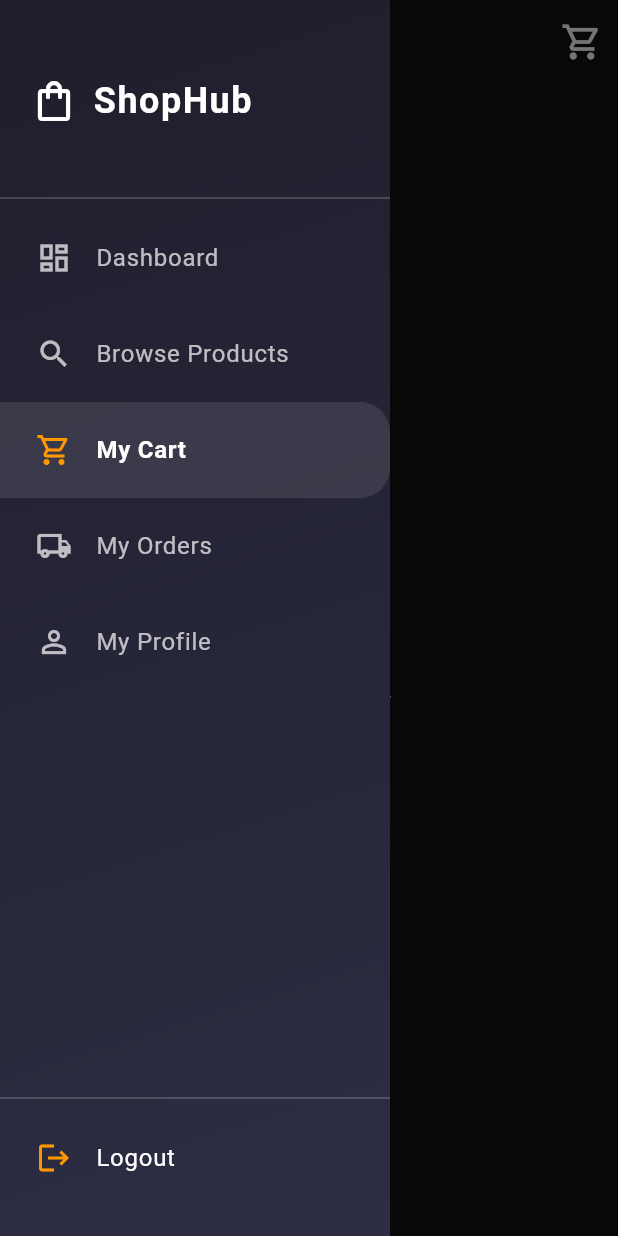
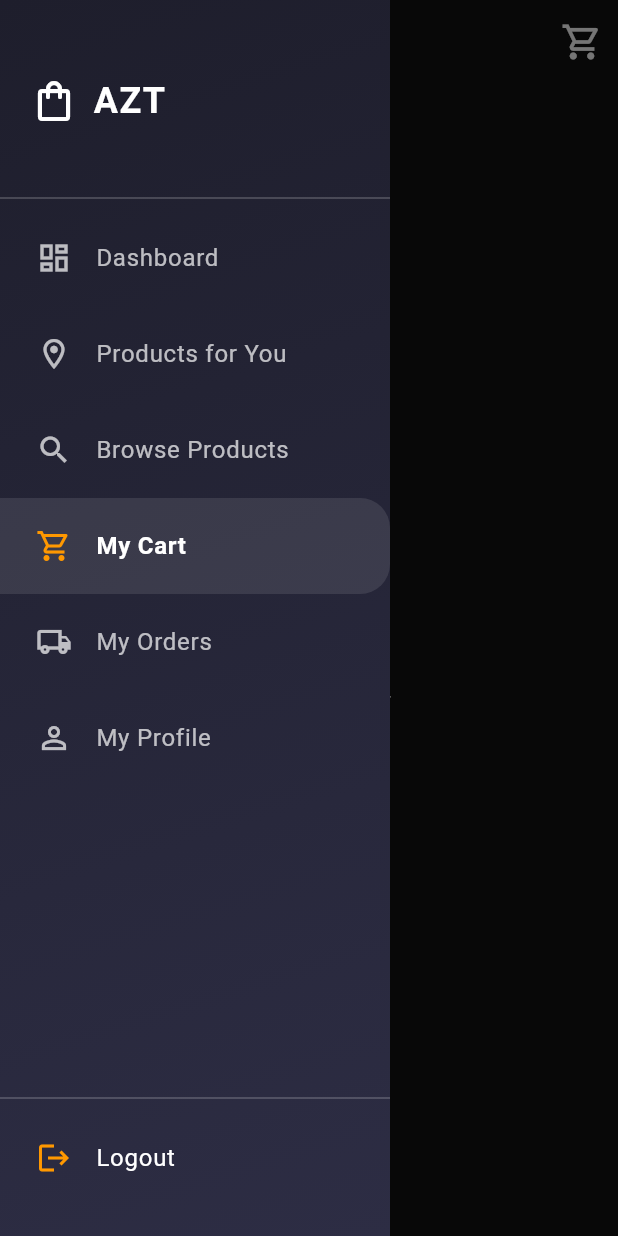
Before and after one commit to gmbcode/azt, a Flutter app: the CustomerHomePage screen opened directly, after a tap on the "arrow forward" icon, after a tap on the "menu" icon, on a phone screen of 412 x 824 dp. Run offline on Flutter 3.47's test engine with Material 3 defaults, Android fonts, the phone set to English and light mode, and no system bars; our stand-ins replace cloud_firestore, firebase_auth, firebase_core, firebase_database, flutter_bloc, google_sign_in and 1 more; missing offline and left inert: razorpay_flutter; accounts and stored records are empty.

Commit message:
smart searching

```diff
--- a/lib/features/customer/data/repos/customer_repo.dart
+++ b/lib/features/customer/data/repos/customer_repo.dart
@@ -8,7 +8,37 @@ class CustomerRepo {
   final FirebaseDatabase _rtdb = FirebaseDatabase.instance;
   final FirebaseFirestore _firestore = FirebaseFirestore.instance;
 
-  // 1. Fetch Products (Safe Stream + Self Healing)
+  // --- NEW: Location Based Logic (Added without touching existing streams) ---
+
+  // 1. Get Current Customer's Pincode
+  Future<String?> getUserPincode(String uid) async {
+    try {
+      final doc = await _firestore.collection('customers').doc(uid).get();
+      return doc.data()?['pincode'] as String?;
+    } catch (e) {
+      print("Error fetching user pincode: $e");
+      return null;
+    }
+  }
+
+  // 2. Get Retailer IDs that match the pincode
+  Future<List<String>> getLocalRetailerIds(String pincode) async {
+    try {
+      final querySnapshot = await _firestore
+          .collection('retailers')
+          .where('pincode', isEqualTo: pincode)
+          .get();
+
+      // Extract the UIDs (document IDs) of the matching retailers
+      return querySnapshot.docs.map((doc) => doc.id).toList();
+    } catch (e) {
+      print("Error fetching local retailers: $e");
+      return [];
+    }
+  }
+
+  // --- EXISTING LOGIC (Untouched functionality) ---
+
   Stream<List<CustomerProductModel>> getProductsStream() {
     return _rtdb.ref().child('listings_retailer').onValue.map((event) {
       final List<CustomerProductModel> items = [];
@@ -18,7 +48,6 @@ class CustomerRepo {
         map.forEach((key, value) {
           if (value is Map) {
             try {
-              // A. Check for missing retailerName (Self-Healing Trigger)
               final itemMap = value;
               final bool isNameMissing = !itemMap.containsKey('retailerName');
 
@@ -26,8 +55,6 @@ class CustomerRepo {
 
               if (item.availableQty > 0) {
                 items.add(item);
-
-                // B. Trigger Self-Healing if needed
                 if (isNameMissing) {
                   _fetchAndPatchRetailerName(item.id, item.retailerId);
                 }
@@ -42,45 +69,34 @@ class CustomerRepo {
     });
   }
 
-  // --- HELPER: Self-Healing for Retailer Names ---
   Future<void> _fetchAndPatchRetailerName(String listingId, String retailerId) async {
     if (retailerId.isEmpty) return;
-
     try {
-      // 1. Fetch Retailer Profile from Firestore
       final doc = await _firestore.collection('retailers').doc(retailerId).get();
       final String businessName = doc.data()?['businessName'] ?? 'Verified Retailer';
-
-      // 2. Patch the Listing in RTDB (Updates ONLY the name)
       await _rtdb.ref().child('listings_retailer/$listingId').update({
         'retailerName': businessName
       });
-
       print("Auto-repaired customer listing $listingId with name: $businessName");
     } catch (e) {
       print("Failed to patch retailer name: $e");
     }
   }
 
-  // 2. Get Cart Stream from RTDB
   Stream<List<CustomerCartItemModel>> getCartStream(String uid) {
     return _rtdb.ref().child('customers/$uid/cart').onValue.map((event) {
       final List<CustomerCartItemModel> cartItems = [];
-
       if (event.snapshot.value != null && event.snapshot.value is Map) {
         final Map<dynamic, dynamic> retailersMap = event.snapshot.value as Map;
-
         retailersMap.forEach((retailerKey, retailerValue) {
           if (retailerValue is Map && retailerValue.containsKey('items')) {
              final itemsMap = retailerValue['items'] as Map;
-
              itemsMap.forEach((itemKey, itemValue) {
                try {
                  var itemMap = Map<String, dynamic>.from(itemValue as Map);
                  if (!itemMap.containsKey('retailerId') || itemMap['retailerId'] == null || itemMap['retailerId'] == '') {
                    itemMap['retailerId'] = retailerKey.toString();
                  }
-
                  final item = CustomerCartItemModel.fromMap(itemMap);
                  cartItems.add(item);
                } catch (e) {
@@ -94,11 +110,8 @@ class CustomerRepo {
     });
   }
 
-  // 3. Update/Add Cart Item in RTDB
   Future<void> updateCartItem(String uid, CustomerCartItemModel item) async {
-    final ref = _rtdb.ref()
-        .child('customers/$uid/cart/${item.retailerId}/items/${item.productId}');
-
+    final ref = _rtdb.ref().child('customers/$uid/cart/${item.retailerId}/items/${item.productId}');
     if (item.qty > 0) {
       await ref.set(item.toMap());
     } else {
@@ -106,19 +119,14 @@ class CustomerRepo {
     }
   }
 
-  // 4. Remove Cart Item from RTDB
   Future<void> removeCartItem(String uid, String retailerId, String productId) async {
-    await _rtdb.ref()
-        .child('customers/$uid/cart/$retailerId/items/$productId')
-        .remove();
+    await _rtdb.ref().child('customers/$uid/cart/$retailerId/items/$productId').remove();
   }
 
-  // 5. Clear Entire Cart from RTDB
   Future<void> clearCart(String uid) async {
     await _rtdb.ref().child('customers/$uid/cart').remove();
   }
 
-  // 6. Place Order
   Future<void> placeOrder({
     required String customerUid,
     required String retailerUid,
@@ -127,7 +135,6 @@ class CustomerRepo {
     required String address,
   }) async {
     if (retailerUid.isEmpty) return;
-
     final orderRef = _firestore.collection('orders_customer').doc();
     final orderData = {
       'customer_uid': customerUid,
@@ -138,9 +145,7 @@ class CustomerRepo {
       'status': 'pending',
       'ordertime': DateTime.now().toIso8601String(),
     };
-
     final retailerOrderRef = _firestore.collection('orders_retailer').doc(orderRef.id);
-
     final batch = _firestore.batch();
     batch.set(orderRef, orderData);
     batch.set(retailerOrderRef, {
@@ -154,7 +159,6 @@ class CustomerRepo {
       final String listingId = item['id'] ?? '';
       final String? inventoryItemId = item['inventoryItemId'];
       final int qtyOrdered = item['qty'] ?? 0;
-
       if (listingId.isEmpty) continue;
 
       final listingRef = _rtdb.ref().child('listings_retailer/$listingId/available_listed_qty');
@@ -179,10 +183,8 @@ class CustomerRepo {
     }
   }
 
-  // 7. Fetch My Orders
   Stream<List<OrderModel>> getMyOrdersStream(String customerUid) {
-    return _firestore
-        .collection('orders_customer')
+    return _firestore.collection('orders_customer')
         .where('customer_uid', isEqualTo: customerUid)
         .orderBy('ordertime', descending: true)
         .snapshots()
--- a/lib/features/customer/presentation/cubits/customer_cubit.dart
+++ b/lib/features/customer/presentation/cubits/customer_cubit.dart
@@ -9,11 +9,13 @@ class CustomerInitial extends CustomerState {}
 class CustomerLoading extends CustomerState {}
 class CustomerLoaded extends CustomerState {
   final List<CustomerProductModel> products;
+  final List<CustomerProductModel> productsForYou; // NEW: The filtered list
   final List<CustomerCartItemModel> cart;
   final List<OrderModel> orders;
 
   CustomerLoaded({
     this.products = const [],
+    this.productsForYou = const [],
     this.cart = const [],
     this.orders = const [],
   });
@@ -24,13 +26,28 @@ class CustomerCubit extends Cubit<CustomerState> {
   final CustomerRepo _repo;
   final String _uid;
 
+  // Local Cache for filtering
+  List<String> _localRetailerIds = [];
+  String? _userPincode;
+
   CustomerCubit(this._repo, this._uid) : super(CustomerInitial()) {
     _init();
   }
 
-  void _init() {
+  void _init() async {
     emit(CustomerLoading());
 
+    // 1. Initialize Location Data
+    try {
+      _userPincode = await _repo.getUserPincode(_uid);
+      if (_userPincode != null) {
+        _localRetailerIds = await _repo.getLocalRetailerIds(_userPincode!);
+      }
+    } catch (e) {
+      print("Error initializing location logic: $e");
+    }
+
+    // 2. Listen to streams
     _repo.getProductsStream().listen((products) {
       _emitState(products: products);
     });
@@ -55,13 +72,25 @@ class CustomerCubit extends Cubit<CustomerState> {
       c = cart ?? currentState.cart;
       o = orders ?? currentState.orders;
     }
-    emit(CustomerLoaded(products: p, cart: c, orders: o));
+
+    // 3. Filter 'Products For You' logic
+    // We filter the main product list against our local retailer IDs
+    List<CustomerProductModel> pForYou = [];
+    if (_localRetailerIds.isNotEmpty) {
+      pForYou = p.where((prod) => _localRetailerIds.contains(prod.retailerId)).toList();
+    }
+
+    emit(CustomerLoaded(
+      products: p,
+      productsForYou: pForYou, // Emit the filtered list
+      cart: c,
+      orders: o
+    ));
   }
 
   void addToCart(CustomerProductModel product) {
     if (state is CustomerLoaded) {
       final loaded = state as CustomerLoaded;
-
       final currentItem = loaded.cart.firstWhere(
         (item) => item.productId == product.id,
         orElse: () => CustomerCartItemModel(
@@ -74,11 +103,7 @@ class CustomerCubit extends Cubit<CustomerState> {
           qty: 0
         )
       );
-
-      if (currentItem.qty + 1 > product.availableQty) {
-        return;
-      }
-
+      if (currentItem.qty + 1 > product.availableQty) return;
       final newItem = currentItem.copyWith(qty: currentItem.qty + 1);
       _repo.updateCartItem(_uid, newItem);
     }
@@ -88,7 +113,6 @@ class CustomerCubit extends Cubit<CustomerState> {
     if (state is CustomerLoaded) {
       final loaded = state as CustomerLoaded;
       final itemIndex = loaded.cart.indexWhere((e) => e.productId == productId);
-
       if (itemIndex >= 0) {
         final itemToRemove = loaded.cart[itemIndex];
         _repo.removeCartItem(_uid, itemToRemove.retailerId, productId);
@@ -100,10 +124,8 @@ class CustomerCubit extends Cubit<CustomerState> {
     if (state is CustomerLoaded) {
       final loaded = state as CustomerLoaded;
       final itemIndex = loaded.cart.indexWhere((e) => e.productId == productId);
-
       if (itemIndex >= 0) {
         final item = loaded.cart[itemIndex];
-
         if (item.qty > 1) {
            _repo.updateCartItem(_uid, item.copyWith(qty: item.qty - 1));
         } else {
@@ -117,30 +139,15 @@ class CustomerCubit extends Cubit<CustomerState> {
     if (state is CustomerLoaded) {
       final loaded = state as CustomerLoaded;
       final itemIndex = loaded.cart.indexWhere((e) => e.productId == productId);
-
       if (itemIndex >= 0) {
         final item = loaded.cart[itemIndex];
-
         final product = loaded.products.firstWhere(
           (p) => p.id == productId,
-          // --- FIX: Added retailerName param to fallback model ---
           orElse: () => CustomerProductModel(
-            id: '',
-            retailerId: '',
-            inventoryItemId: '',
-            name: '',
-            price: 0,
-            availableQty: 9999,
-            imageUrl: '',
-            category: '',
-            retailerName: ''
+            id: '', retailerId: '', inventoryItemId: '', name: '', price: 0, availableQty: 9999, imageUrl: '', category: '', retailerName: ''
           )
         );
-
-        if (item.qty + 1 > product.availableQty) {
-          return;
-        }
-
+        if (item.qty + 1 > product.availableQty) return;
         _repo.updateCartItem(_uid, item.copyWith(qty: item.qty + 1));
       }
     }
@@ -148,17 +155,12 @@ class CustomerCubit extends Cubit<CustomerState> {
 
   Future<void> checkout(String address) async {
     if (state is! CustomerLoaded) return;
-
     final cartBackup = List<CustomerCartItemModel>.from((state as CustomerLoaded).cart);
-
     if (cartBackup.isEmpty) return;
-
     try {
       await _repo.clearCart(_uid);
-
       Map<String, List<Map<String, dynamic>>> ordersByRetailer = {};
       Map<String, double> totalsByRetailer = {};
-
       for (var item in cartBackup) {
         if (!ordersByRetailer.containsKey(item.retailerId)) {
           ordersByRetailer[item.retailerId] = [];
@@ -167,7 +169,6 @@ class CustomerCubit extends Cubit<CustomerState> {
         ordersByRetailer[item.retailerId]!.add(item.toMap());
         totalsByRetailer[item.retailerId] = totalsByRetailer[item.retailerId]! + (item.price * item.qty);
       }
-
       for (var retailerId in ordersByRetailer.keys) {
         await _repo.placeOrder(
           customerUid: _uid,
@@ -177,7 +178,6 @@ class CustomerCubit extends Cubit<CustomerState> {
           address: address,
         );
       }
-
     } catch (e) {
       emit(CustomerError("Checkout Failed: $e"));
       _init();
--- a/lib/features/home/presentation/customer_widgets/customer_drawer.dart
+++ b/lib/features/home/presentation/customer_widgets/customer_drawer.dart
@@ -15,7 +15,6 @@ class CustomerDrawer extends StatelessWidget {
     final primaryColor = Theme.of(context).primaryColor;
     final isDark = Theme.of(context).brightness == Brightness.dark;
 
-    // Use a gradient background for a "Premium" feel
     return Container(
       width: 260,
       decoration: BoxDecoration(
@@ -30,7 +29,6 @@ class CustomerDrawer extends StatelessWidget {
       child: Column(
         children: [
           const SizedBox(height: 50),
-          // Logo / Title
           const Padding(
             padding: EdgeInsets.symmetric(horizontal: 20),
             child: Row(
@@ -38,7 +36,7 @@ class CustomerDrawer extends StatelessWidget {
                 Icon(Icons.shopping_bag_outlined, color: Colors.white, size: 32),
                 SizedBox(width: 10),
                 Text(
-                  "ShopHub",
+                  "AZT",
                   style: TextStyle(color: Colors.white, fontSize: 24, fontWeight: FontWeight.bold, letterSpacing: 1),
                 ),
               ],
@@ -47,8 +45,9 @@ class CustomerDrawer extends StatelessWidget {
           const SizedBox(height: 40),
           const Divider(color: Colors.white24),
 
-          // Menu Items
+          // --- MENU ITEMS ---
           _buildNavItem("Dashboard", Icons.dashboard_outlined, 'dashboard'),
+          _buildNavItem("Products for You", Icons.location_on_outlined, 'products_for_you'), // NEW
           _buildNavItem("Browse Products", Icons.search, 'browse'),
           _buildNavItem("My Cart", Icons.shopping_cart_outlined, 'cart'),
           _buildNavItem("My Orders", Icons.local_shipping_outlined, 'orders'),
--- a/lib/features/home/presentation/pages/customer/customer_homepage.dart
+++ b/lib/features/home/presentation/pages/customer/customer_homepage.dart
@@ -16,6 +16,7 @@ import 'customer_dashboard_page.dart';
 import 'customer_browse_products_page.dart';
 import 'customer_cart_page.dart';
 import 'customer_orders_page.dart';
+import 'customer_product_for_you_page.dart';
 import 'customer_profile_page.dart';
 
 class CustomerHomePage extends StatefulWidget {
@@ -35,7 +36,6 @@ class _CustomerHomePageState extends State<CustomerHomePage> {
       return;
     }
     setState(() => _currentPage = page);
-    // Close drawer on mobile after selection
     if (_scaffoldKey.currentState?.isDrawerOpen ?? false) {
       Navigator.pop(context);
     }
@@ -43,7 +43,6 @@ class _CustomerHomePageState extends State<CustomerHomePage> {
 
   @override
   Widget build(BuildContext context) {
-    // Get UID
     String uid = '';
     final authState = context.read<AuthCubit>().state;
     if (authState is Authenticated) uid = authState.user.uid;
@@ -56,14 +55,12 @@ class _CustomerHomePageState extends State<CustomerHomePage> {
           data: CustomerTheme.theme,
           child: LayoutBuilder(
             builder: (context, constraints) {
-              // Responsive Logic
               final bool isDesktop = constraints.maxWidth > 800;
 
               return Scaffold(
                 key: _scaffoldKey,
                 backgroundColor: Theme.of(context).scaffoldBackgroundColor,
 
-                // Mobile Drawer
                 drawer: !isDesktop
                   ? CustomerDrawer(currentPage: _currentPage, onPageChanged: _navigate)
                   : null,
@@ -81,15 +78,13 @@ class _CustomerHomePageState extends State<CustomerHomePage> {
                         _CartBadgeIcon(onTap: () => setState(() => _currentPage = 'cart'))
                       ],
                     )
-                  : null, // No AppBar on Desktop, Sidebar handles it
+                  : null,
 
                 body: Row(
                   children: [
-                    // Desktop Sidebar
                     if (isDesktop)
                       CustomerDrawer(currentPage: _currentPage, onPageChanged: _navigate),
 
-                    // Main Content
                     Expanded(
                       child: Column(
                         children: [
@@ -128,6 +123,7 @@ class _CustomerHomePageState extends State<CustomerHomePage> {
   String _getPageTitle() {
     switch (_currentPage) {
       case 'browse': return 'Browse Products';
+      case 'products_for_you': return 'For You'; // NEW TITLE
       case 'cart': return 'Shopping Cart';
       case 'orders': return 'Order History';
       case 'profile': return 'My Profile';
@@ -137,9 +133,9 @@ class _CustomerHomePageState extends State<CustomerHomePage> {
   }
 
   Widget _getPageWidget() {
-    // Key is important for AnimatedSwitcher
     switch (_currentPage) {
       case 'browse': return const CustomerBrowseProductsPage(key: ValueKey('browse'));
+      case 'products_for_you': return const CustomerProductsForYouPage(key: ValueKey('products_for_you')); // NEW PAGE
       case 'cart': return const CustomerCartPage(key: ValueKey('cart'));
       case 'orders': return const CustomerOrdersPage(key: ValueKey('orders'));
       case 'profile': return const CustomerProfilePage(key: ValueKey('profile'));
--- a/lib/features/home/presentation/pages/wholesaler/wholesaler_inventorypage.dart
+++ b/lib/features/home/presentation/pages/wholesaler/wholesaler_inventorypage.dart
@@ -75,7 +75,7 @@ class _InventoryPageState extends State<InventoryPage> {
                             child: const Icon(Icons.inventory_2, color: Colors.orange),
                           ),
                           title: Text(item.name, style: const TextStyle(fontWeight: FontWeight.bold)),
-                          subtitle: Text("Stock: ${item.stock} | Price: \$${item.price} | MOQ: ${item.moq}"),
+                          subtitle: Text("Stock: ${item.stock} | Price: \₹${item.price} | MOQ: ${item.moq}"),
                           trailing: Row(
                             mainAxisSize: MainAxisSize.min,
                             children: [
```
Also changed, not shown: lib/features/home/presentation/pages/customer/customer_product_for_you_page.dart (added, +89 -0 lines).
